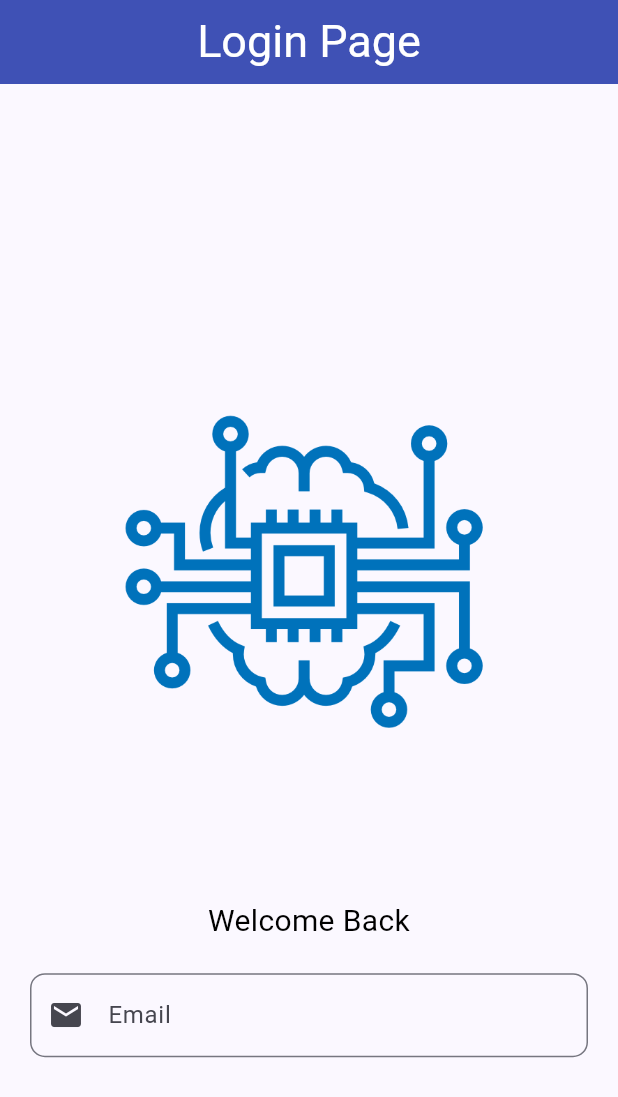
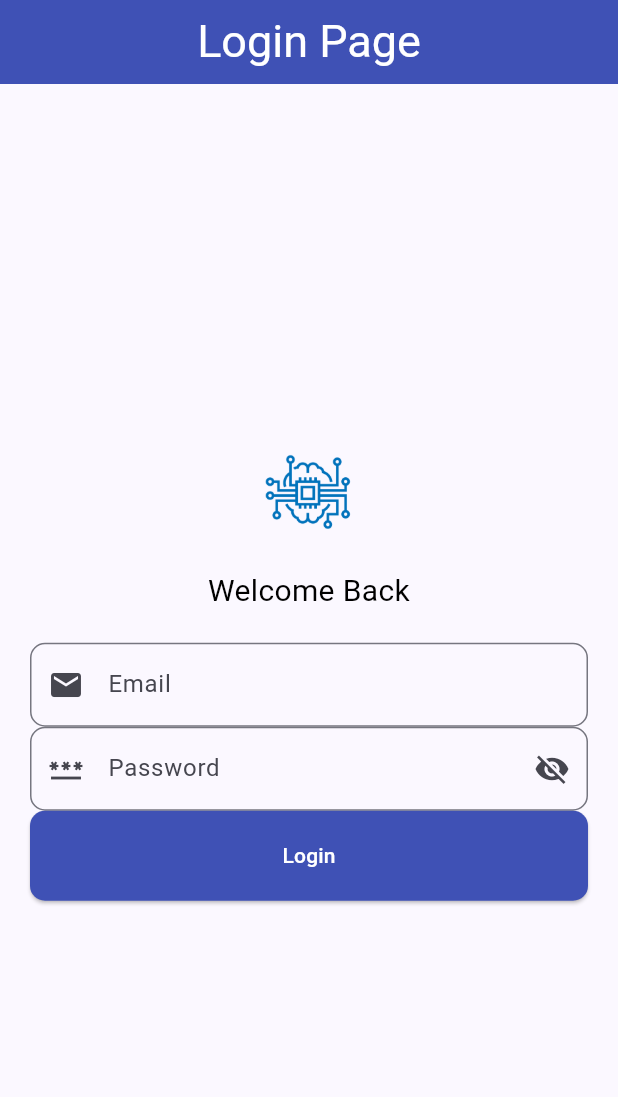
Before and after one commit to ibtisdl/Flutter_Project_App, a Flutter app: the screen it shows after launch, on a phone screen of 412 x 824 dp. Shown: the top 1097 px of the screen. Run offline on Flutter 3.47's test engine with Material 3 defaults, Android fonts, the phone set to English and light mode, and no system bars.

Commit message:
21/11 - 3

```diff
--- a/lib/main.dart
+++ b/lib/main.dart
@@ -2,6 +2,7 @@ import 'package:flutter/cupertino.dart';
 import 'package:flutter/material.dart';
 import 'package:flutterproject/screens/home.page.dart';
 import 'package:flutterproject/screens/login.page.dart';
+import 'package:flutterproject/screens/register.page.dart';
 
 main() {
   runApp(MyApp());
@@ -21,7 +22,8 @@ class MyApp extends StatelessWidget {
       initialRoute: '/login',
       routes: {
         '/login': (context) => LoginPage(),
-        '/home': (Context) => HomePage(),
+        '/home': (context) => HomePage(),
+        '/register': (context) => RegisterPage(),
       },
     );
   }
--- a/lib/screens/login.page.dart
+++ b/lib/screens/login.page.dart
@@ -1,23 +1,41 @@
 import 'package:flutter/material.dart';
 
-class LoginPage extends StatelessWidget {
+class LoginPage extends StatefulWidget {
+  LoginPage({super.key});
+
+  @override
+  State<LoginPage> createState() => _LoginPageState();
+}
+
+class _LoginPageState extends State<LoginPage> {
   final _formkey = GlobalKey<FormState>();
+
   final TextEditingController _mailcontroller = TextEditingController();
+
   final TextEditingController _passwordcontroller = TextEditingController();
-  String? _validateEmail(String? value){
-    if(value == null||value.isEmpty){
-      return
-          'Please enter your email';
+
+  bool _passVisible = false;
+
+  String? _validateEmail(String? value) {
+    if (value == null || value.isEmpty) {
+      return 'Please enter your email!';
     }
-    final emailPattern=r'^[^@]+@[^@]+\.[^@]+';
+    final emailPattern = r'^[^@]+@[^@]+\.[^@]+';
     final regex = RegExp(emailPattern);
-    if(!regex.hasMatch(value)){
+    if (!regex.hasMatch(value)) {
       return 'Enter a valid email address!';
-    };
+    }
+    ;
+    return null;
+  }
 
-
+  String? _validatePassword(String? value) {
+    if (value == null || value.isEmpty) {
+      return 'Please enter your password!';
+    }
+    if (value.length < 6) return 'Password must be at least 6 characters!';
+    return null;
   }
-  LoginPage({super.key});
 
   @override
   Widget build(BuildContext context) {
@@ -36,7 +54,11 @@ class LoginPage extends StatelessWidget {
             mainAxisAlignment: MainAxisAlignment.center,
             crossAxisAlignment: CrossAxisAlignment.stretch,
             children: [
-              Image.asset('images/logo_flut.png'),
+              Image.asset(
+                'images/logo_flut.png',
+                width: 100,
+                height: 100,
+              ),
               Text(
                 "Welcome Back",
                 textAlign: TextAlign.center,
@@ -54,8 +76,45 @@ class LoginPage extends StatelessWidget {
                   prefixIcon: Icon(Icons.email),
                 ),
                 keyboardType: TextInputType.emailAddress,
-                validator: ,
+                validator: _validateEmail,
               ),
+              TextFormField(
+                obscureText: _passVisible,
+                controller: _passwordcontroller,
+                decoration: InputDecoration(
+                    labelText: 'Password',
+                    border: OutlineInputBorder(
+                        borderRadius: BorderRadius.circular(10)),
+                    prefixIcon: Icon(Icons.password),
+                    suffixIcon: IconButton(
+                        onPressed: () {
+                          setState(() {
+                            _passVisible = !_passVisible;
+                          });
+                        },
+                        icon: _passVisible
+                            ? Icon(Icons.visibility)
+                            : Icon(Icons.visibility_off))),
+                keyboardType: TextInputType.emailAddress,
+                validator: _validatePassword,
+              ),
+              ElevatedButton(
+                  style: ElevatedButton.styleFrom(
+                      padding: const EdgeInsets.symmetric(vertical: 20),
+                      backgroundColor: Colors.indigo,
+                      shape: RoundedRectangleBorder(
+                          borderRadius: BorderRadius.circular(10))),
+                  onPressed: () {
+                    if (_formkey.currentState!.validate()) {
+                      ScaffoldMessenger.of(context).showSnackBar(
+                          SnackBar(content: Text('Processing login')));
+                      Navigator.pushNamed(context, '/home');
+                    }
+                  },
+                  child: Text(
+                    'Login',
+                    style: TextStyle(color: Colors.white),
+                  ))
             ],
           ),
         ),
```
Also changed, not shown: lib/screens/register.page.dart (added, +10 -0 lines).
